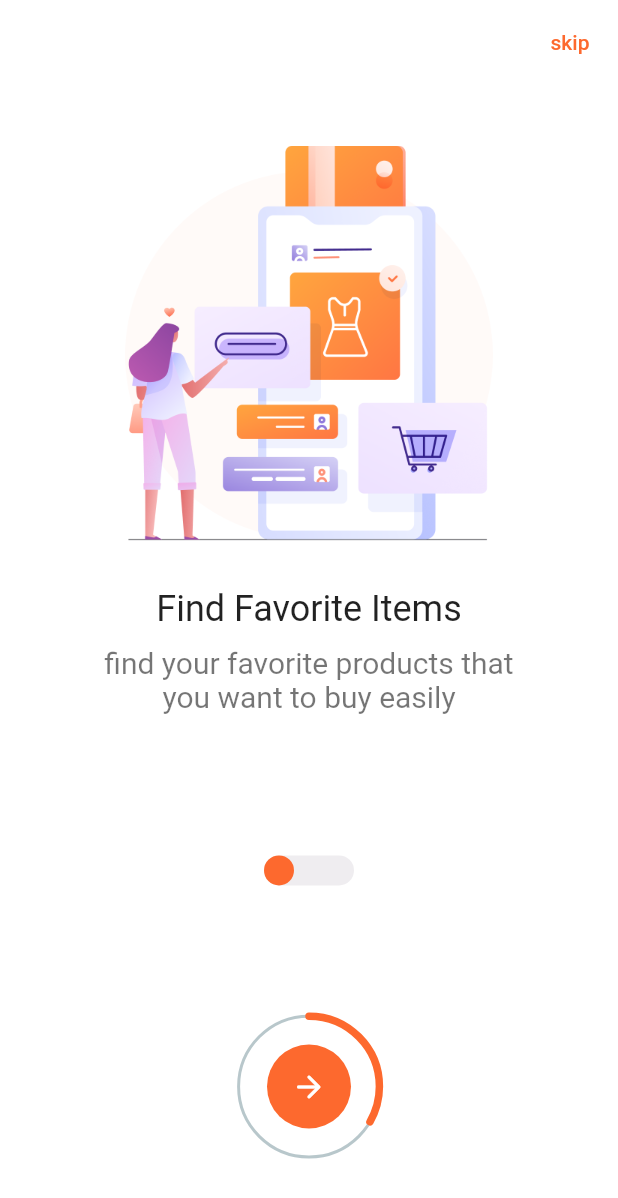
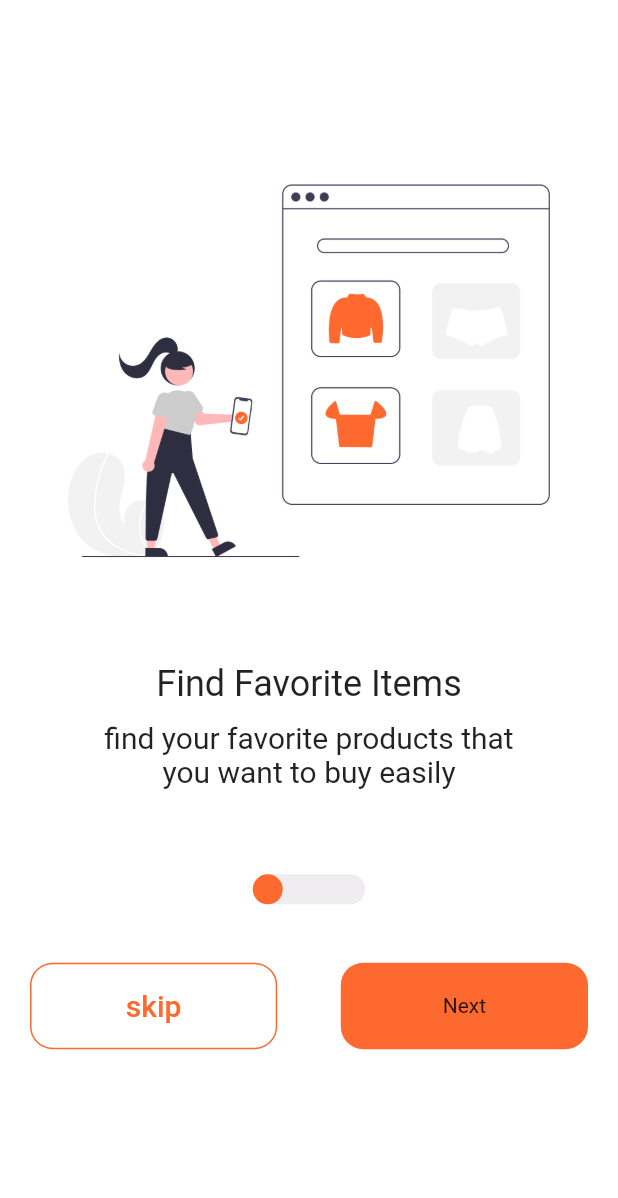
Before and after one commit to Amr-Mahm0ud/ShoppyApp, a Flutter app: the screen it shows after launch, on a phone screen of 412 x 824 dp. Shown: the top 1198 px of the screen. Run offline on Flutter 3.47's test engine with Material 2 defaults, Android fonts, the phone set to English and light mode, and no system bars; drawn by our look-alikes of percent_indicator; our stand-ins replace get, get_storage.

Commit message:
Some changes

```diff
--- /dev/null
+++ b/lib/bindings/welcome_binding.dart
@@ -0,0 +1,10 @@
+import 'package:get/get.dart';
+import 'package:shoppy/logic/controllers/welcome_screen_controller.dart';
+
+
+class WelcomeBinding extends Bindings {
+  @override
+  void dependencies() {
+    Get.put(WelcomeScreenController());
+  }
+}
--- a/lib/logic/controllers/welcome_screen_controller.dart
+++ b/lib/logic/controllers/welcome_screen_controller.dart
@@ -15,7 +15,7 @@ class WelcomeScreenController extends GetxController {
   List texts = [
     'find your favorite products that\nyou want to buy easily',
     'pay for products you buy safely\nand easily',
-    'your product is delivered to your\nhome safely & securely',
+    'your product is delivered to your\nhome rapidly',
   ];
 
   PageController pageController = PageController(
--- a/lib/main.dart
+++ b/lib/main.dart
@@ -1,11 +1,18 @@
 import 'package:flutter/material.dart';
+import 'package:flutter/services.dart';
 import 'package:get/get.dart';
-import 'package:shoppy/logic/controllers/welcome_screen_controller.dart';
-import 'package:shoppy/utils/themes.dart';
+import 'package:get_storage/get_storage.dart';
+import 'package:shoppy/bindings/welcome_binding.dart';
+import 'package:shoppy/services/theme_services.dart';
+import '/utils/themes.dart';
 
 import 'view/screens/welcome.dart';
 
-void main() {
+void main() async {
+  WidgetsFlutterBinding.ensureInitialized();
+  SystemChrome.setSystemUIOverlayStyle(
+      const SystemUiOverlayStyle(statusBarColor: Colors.transparent));
+  await GetStorage.init();
   runApp(const MyApp());
 }
 
@@ -15,14 +22,19 @@ class MyApp extends StatelessWidget {
   @override
   Widget build(BuildContext context) {
     return GetMaterialApp(
-      title: 'Flutter Demo',
+      debugShowCheckedModeBanner: false,
       theme: Themes.lightTheme,
       darkTheme: Themes.darkTheme,
-      debugShowCheckedModeBanner: false,
-      onInit: () {
-        Get.put(WelcomeScreenController());
-      },
-      home: const WelcomeScreen(),
+      themeMode: ThemeController().theme,
+      initialRoute: '/welcomeScreen',
+      getPages: [
+        GetPage(
+          name: '/welcomeScreen',
+          page: () => const WelcomeScreen(),
+          binding: WelcomeBinding(),
+        )
+      ],
+      defaultTransition: Transition.fadeIn,
     );
   }
 }
--- a/lib/utils/themes.dart
+++ b/lib/utils/themes.dart
@@ -1,7 +1,7 @@
 import 'package:flutter/material.dart';
 
 const Color primaryClr = Color(0xFFFD692E);
-const Color secondaryClr = Color(0xFFDA4621);
+const Color secondaryClr = Color(0xFF7577CD);
 const Color backGLight = Color(0xFFFFFFFF);
 const Color backGDark = Color(0xFF232528);
 const Color cardDark = Color(0xFF2F3641);
@@ -13,7 +13,7 @@ class Themes {
   static final lightTheme = ThemeData.light().copyWith(
     primaryColor: primaryClr,
     backgroundColor: backGLight,
-    splashColor: primaryClr,
+    splashColor: cardLight,
     brightness: Brightness.light,
     scaffoldBackgroundColor: backGLight,
     cardColor: cardLight,
@@ -29,7 +29,7 @@ class Themes {
   static final darkTheme = ThemeData.dark().copyWith(
     primaryColor: primaryClr,
     backgroundColor: backGDark,
-    splashColor: primaryClr,
+    splashColor: cardLight,
     brightness: Brightness.dark,
     scaffoldBackgroundColor: backGDark,
     cardColor: cardDark,
--- a/lib/view/screens/welcome.dart
+++ b/lib/view/screens/welcome.dart
@@ -1,6 +1,10 @@
 import 'package:flutter/material.dart';
 import 'package:get/get.dart';
-import 'package:percent_indicator/circular_percent_indicator.dart';
+import 'package:shoppy/bindings/auth_binding.dart';
+
+import 'package:shoppy/utils/consts.dart';
+import 'package:shoppy/utils/themes.dart';
+import 'package:shoppy/view/widgets/custom_button.dart';
 
 import '../../logic/controllers/welcome_screen_controller.dart';
 import 'auth/sign_up_screen.dart';
@@ -10,27 +14,14 @@ class WelcomeScreen extends StatelessWidget {
 
   @override
   Widget build(BuildContext context) {
+    WelcomeScreenController controller = Get.find();
     return Scaffold(
-      appBar: AppBar(
-        actions: [
-          TextButton(
-            onPressed: () {
-              Get.off(
-                () => const SignUpScreen(),
-                transition: Transition.fadeIn,
-              );
-            },
-            child: const Text(
-              'skip',
-            ),
-          ),
-        ],
-      ),
       body: SafeArea(
         child: Stack(
           children: [
+            //page view
             GetBuilder<WelcomeScreenController>(
-              builder: (controller) => PageView.builder(
+              builder: (_) => PageView.builder(
                 scrollDirection: Axis.horizontal,
                 reverse: false,
                 itemCount: controller.images.length,
@@ -46,10 +37,10 @@ class WelcomeScreen extends StatelessWidget {
                 itemBuilder: (BuildContext context, int index) {
                   return Column(
                     children: [
-                      SizedBox(height: Get.height * 0.05),
+                      SizedBox(height: Get.height * 0.1),
                       Image.asset(
                         controller.images[controller.currentPage],
-                        scale: 4,
+                        height: Get.height * 0.4,
                       ),
                       const SizedBox(height: 30),
                       Text(
@@ -61,7 +52,6 @@ class WelcomeScreen extends StatelessWidget {
                       Text(
                         controller.texts[controller.currentPage],
                         style: Get.textTheme.headline6!.copyWith(
-                          color: Get.textTheme.headline4!.color,
                           fontWeight: FontWeight.normal,
                         ),
                         textAlign: TextAlign.center,
@@ -71,17 +61,18 @@ class WelcomeScreen extends StatelessWidget {
                 },
               ),
             ),
+            //indicator
             Align(
-              alignment: const Alignment(0, 0.375),
+              alignment: const Alignment(0, 0.45),
               child: Container(
-                width: 60,
+                width: 75,
                 height: 20,
                 decoration: BoxDecoration(
                   borderRadius: BorderRadius.circular(20),
-                  color: Get.theme.cardColor,
+                  color: cardLight,
                 ),
                 child: GetBuilder<WelcomeScreenController>(
-                  builder: (controller) => AnimatedAlign(
+                  builder: (_) => AnimatedAlign(
                     alignment: controller.currentPage == 0
                         ? const Alignment(-1, 0)
                         : controller.currentPage == 1
@@ -90,7 +81,7 @@ class WelcomeScreen extends StatelessWidget {
                     duration: const Duration(milliseconds: 300),
                     child: AnimatedContainer(
                       duration: const Duration(milliseconds: 200),
-                      width: controller.isAnimating ? 40 : 20,
+                      width: controller.isAnimating ? 50 : 20,
                       height: 20,
                       decoration: BoxDecoration(
                         color: Get.theme.primaryColor,
@@ -102,45 +93,66 @@ class WelcomeScreen extends StatelessWidget {
               ),
             ),
             Align(
-              alignment: const Alignment(0, 0.85),
+              alignment: const Alignment(0, 0.675),
               child: GetBuilder<WelcomeScreenController>(
-                builder: (controller) {
-                  return CircularPercentIndicator(
-                    radius: Get.width * 0.12,
-                    animation: true,
-                    animateFromLastPercent: true,
-                    animationDuration: 300,
-                    center: FloatingActionButton(
-                      onPressed: controller.currentPage < 2
-                          ? () {
+                builder: (_) {
+                  return Padding(
+                    padding: const EdgeInsets.symmetric(horizontal: 20),
+                    child: AnimatedSwitcher(
+                      duration: const Duration(milliseconds: 300),
+                      child: controller.currentPage == 2
+                          ? CustomButton(
+                              onTap: () {
+                                Get.off(
+                                  () => SignUpScreen(),
+                                  transition: Transition.rightToLeftWithFade,
+                                  binding: AuthBinding(),
+                                );
+                              },
+                              child: Text(
+                                'Get Started',
+                                style: Consts.customButtonTextStyle,
+                              ),
+                            )
+                          : Row(
+                              mainAxisAlignment: MainAxisAlignment.spaceBetween,
+                              children: [
+                                CustomButton(
+                                  width: Get.width * 0.4,
+                                  filled: false,
+                                  onTap: () {
+                                    Get.off(
+                                      () => SignUpScreen(),
+                                      transition:
+                                          Transition.rightToLeftWithFade,
+                                      binding: AuthBinding(),
+                                    );
+                                  },
+                                  child: Text(
+                                    'skip',
+                                    style: Get.textTheme.headline6!.copyWith(
+                                        color: Get.theme.primaryColor),
+                                  ),
+                                ),
+                                CustomButton(
+                                  width: Get.width * 0.4,
+                                  onTap: () {
                                     int newVal = controller.currentPage + 1;
                                     controller.pageController.animateToPage(
                                       newVal,
-                                duration: const Duration(milliseconds: 300),
+                                      duration:
+                                          const Duration(milliseconds: 300),
                                       curve: Curves.linear,
                                     );
-                            }
-                          : () {
-                              Get.off(
-                                () => const SignUpScreen(),
-                                transition: Transition.fadeIn,
-                              );
                                   },
-                      elevation: 0,
-                      backgroundColor: Get.theme.primaryColor,
-                      splashColor: Get.theme.scaffoldBackgroundColor,
-                      foregroundColor: Colors.white,
-                      child: controller.currentPage < 2
-                          ? const Icon(Icons.arrow_forward_rounded)
-                          : const Icon(Icons.arrow_forward_ios_rounded),
+                                  child: Text(
+                                    'Next',
+                                    style: Consts.customButtonTextStyle,
                                   ),
-                    circularStrokeCap: CircularStrokeCap.round,
-                    lineWidth: 5,
-                    backgroundWidth: 2,
-                    progressColor: Get.theme.primaryColor,
-                    curve: Curves.easeIn,
-                    percent:
-                        (controller.currentPage + 1) / controller.images.length,
+                                ),
+                              ],
+                            ),
+                    ),
                   );
                 },
               ),
--- /dev/null
+++ b/lib/view/widgets/custom_button.dart
@@ -0,0 +1,51 @@
+import 'package:flutter/material.dart';
+import 'package:get/get.dart';
+import 'bouncing_animation.dart';
+
+class CustomButton extends StatelessWidget {
+  final Widget child;
+  final double? width;
+  final void Function()? onTap;
+  final Color? color;
+  final bool filled;
+  final double? height;
+
+  const CustomButton({
+    super.key,
+    required this.child,
+    this.width,
+    this.onTap,
+    this.color,
+    this.filled = true,
+    this.height,
+  });
+
+  @override
+  Widget build(BuildContext context) {
+    return BouncingAnimation(
+      child: InkWell(
+        borderRadius: BorderRadius.circular(15),
+        onTap: onTap,
+        child: AnimatedContainer(
+          duration: const Duration(milliseconds: 200),
+          height: height ?? Get.height * 0.07,
+          alignment: Alignment.center,
+          width: width ?? Get.width,
+          padding: const EdgeInsets.symmetric(vertical: 15),
+          decoration: BoxDecoration(
+            color:
+                filled ? color ?? Get.theme.primaryColor : Colors.transparent,
+            border: filled
+                ? null
+                : Border.all(
+                    color: color ?? Get.theme.primaryColor,
+                    width: 1,
+                  ),
+            borderRadius: BorderRadius.circular(15),
+          ),
+          child: child,
+        ),
+      ),
+    );
+  }
+}
--- a/pubspec.yaml
+++ b/pubspec.yaml
@@ -37,7 +37,7 @@ dependencies:
   cupertino_icons: ^1.0.2
   get: ^4.6.5
   get_storage: ^2.0.3
-  percent_indicator: ^4.2.2
+  lottie: ^1.4.3
 
 dev_dependencies:
   flutter_test:
@@ -63,6 +63,7 @@ flutter:
   # To add assets to your application, add an assets section, like this:
   assets:
     - assets/images/
+    - assets/lotties/
   #   - images/a_dot_ham.jpeg
 
   # An image asset can refer to one or more resolution-specific "variants", see
```
Also changed, not shown: assets/images/splash_1.png, assets/images/splash_2.png, assets/images/splash_3.png, pubspec.lock. Lines whose indentation alone changed are shown as unchanged.
